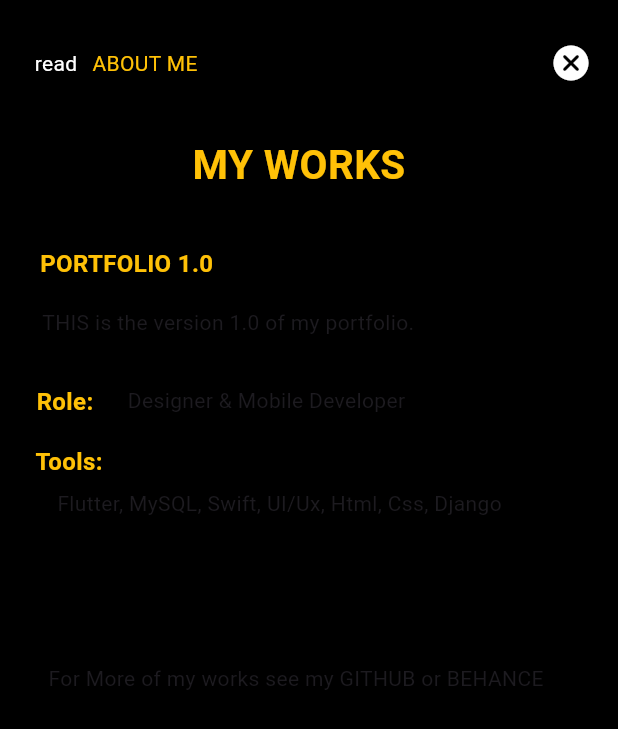
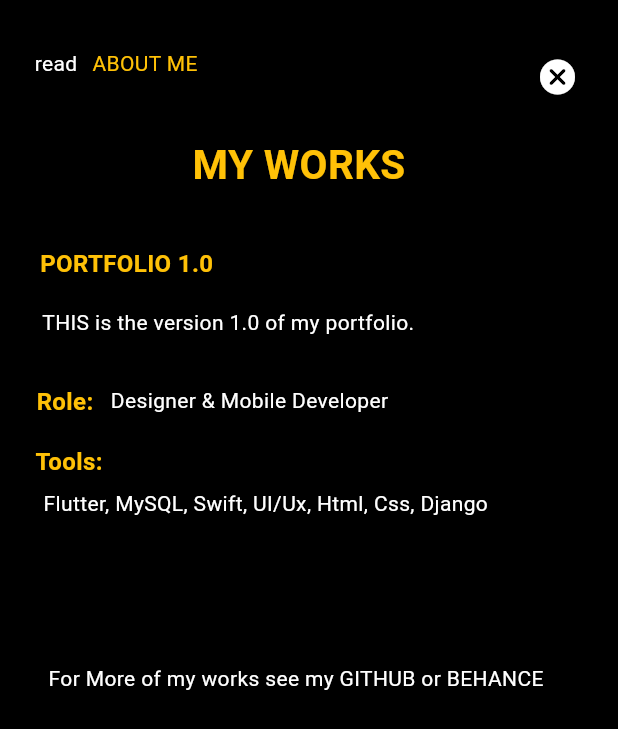
Before and after one commit to Kay-kwaw/Mobile-portfolio, a Flutter app: the AboutMe screen opened directly, after a tap on "MY WORKS", on a phone screen of 412 x 824 dp. Shown: the top 729 px of the screen. Run offline on Flutter 3.47's test engine with Material 2 defaults, Android fonts, the phone set to English and light mode, and no system bars; our stand-ins replace animated_text_kit, page_transition; Roboto replaces fonts that are missing (Readex Pro).

```diff
--- a/lib/about_me.dart
+++ b/lib/about_me.dart
@@ -38,7 +38,7 @@ class AboutMe extends StatelessWidget {
               alignment: AlignmentDirectional(-0.67, -0.92),
               child: InkWell(
                 onTap: () => Navigator.push(context, PageTransition(type: PageTransitionType.scale, alignment: Alignment.bottomCenter,duration: Duration(seconds: 2), child: MyWork())),
-                child: Text(
+                child: const Text(
                   'MY WORKS',
                   style: TextStyle(
                         fontFamily: 'Readex Pro',
--- a/lib/homescreen.dart
+++ b/lib/homescreen.dart
@@ -158,7 +158,7 @@ class _HomescreenWidgetState extends State<HomescreenWidget>  with SingleTickerP
                                                     .fromSTEB(15, 15, 0, 0),
                                                 child: InkWell(
                                                   onTap: () {
-                                                    Navigator.push(context, PageTransition(type: PageTransitionType.topToBottomPop,duration: Duration(seconds: 3), child: const HomePageWidget(), childCurrent: this.widget ));
+                                                    Navigator.push(context, PageTransition(type: PageTransitionType.topToBottomPop,duration: Duration(milliseconds: 300), child: const HomePageWidget(), childCurrent: this.widget ));
 
                                                   },
                                                   child: const Text(
--- a/lib/main.dart
+++ b/lib/main.dart
@@ -19,7 +19,7 @@ class MyApp extends StatelessWidget {
         colorScheme: ColorScheme.fromSeed(seedColor: Colors.deepPurple),
         useMaterial3: true,
       ),
-      home: const AboutMe(),
+      home: const HomePageWidget(),
     );
   }
 }
--- a/lib/menu.dart
+++ b/lib/menu.dart
@@ -21,7 +21,7 @@ class MyWidget extends StatelessWidget {
               alignment: AlignmentDirectional(-0.03, -0.36),
               child: InkWell(
                 onTap: () {
-Navigator.push(context, PageTransition(type: PageTransitionType.scale, alignment: Alignment.bottomCenter,duration: Duration(seconds: 2), child: AboutMe()));
+Navigator.push(context, PageTransition(type: PageTransitionType.fade, duration: Duration(milliseconds: 400), child: const AboutMe()));
 
                 },
                 child: const Text(
--- a/lib/mywork.dart
+++ b/lib/mywork.dart
@@ -1,11 +1,15 @@
 import 'package:flutter/material.dart';
+import 'package:page_transition/page_transition.dart';
+import 'package:portfolio/about_me.dart';
+import 'package:portfolio/homescreen.dart';
+import 'package:portfolio/initialscreen.dart';
 
 class MyWork extends StatelessWidget {
   const MyWork({super.key});
 
   @override
   Widget build(BuildContext context) {
-    return const Scaffold(
+    return  Scaffold(
       backgroundColor: Colors.black,
       body: SafeArea(
         top: true,
@@ -13,13 +17,17 @@ class MyWork extends StatelessWidget {
           children: [
             Align(
               alignment: AlignmentDirectional(0.91, -0.93),
-              child: Icon(
-                Icons.cancel_rounded,
+              child: IconButton(
+                icon: Icon(Icons.cancel_rounded),
                 color: Colors.white,
-                size: 28,
+                iconSize: 28,
+                onPressed: (){
+                  Navigator.push(context, PageTransition(type: PageTransitionType.fade, duration: Duration(milliseconds: 400), child: const HomescreenWidget()));
+
+                },
               ),
             ),
-            Align(
+            const Align(
               alignment: AlignmentDirectional(-0.88, -0.92),
               child: Text(
                 'read',
@@ -31,12 +39,18 @@ class MyWork extends StatelessWidget {
             ),
             Align(
               alignment: AlignmentDirectional(-0.64, -0.92),
-              child: Text(
-                'ABOUT ME',
-                style: TextStyle(
-                      fontFamily: 'Readex Pro',
-                      color: Colors.amber,
-                    ),
+              child: InkWell(
+                onTap: () {
+                  Navigator.push(context, PageTransition(type: PageTransitionType.scale, alignment: Alignment.bottomCenter,duration: Duration(seconds: 2), child: AboutMe()));
+
+                },
+                child: const Text(
+                  'ABOUT ME',
+                  style: TextStyle(
+                        fontFamily: 'Readex Pro',
+                        color: Colors.amber,
+                      ),
+                ),
               ),
             ),
             Align(
@@ -55,7 +69,9 @@ class MyWork extends StatelessWidget {
               alignment: AlignmentDirectional(-0.65, -0.49),
               child: Text(
                 'THIS is the version 1.0 of my portfolio. ',
-                style: TextStyle(),
+                style: TextStyle(
+                  color: Colors.white
+                ),
               ),
             ),
             Align(
@@ -88,7 +104,9 @@ class MyWork extends StatelessWidget {
                 padding: EdgeInsetsDirectional.fromSTEB(12, 0, 12, 0),
                 child: Text(
                   'For More of my works see my GITHUB or BEHANCE',
-                  style: TextStyle(),
+                  style: TextStyle(
+                    color: Colors.white
+                  ),
                 ),
               ),
             ),
@@ -104,18 +122,22 @@ class MyWork extends StatelessWidget {
                     ),
               ),
             ),
-            Align(
-              alignment: AlignmentDirectional(-0.25, -0.36),
+            const Align(
+              alignment: AlignmentDirectional(-0.35, -0.36),
               child: Text(
                 'Designer & Mobile Developer',
-                style: TextStyle(),
+                style: TextStyle(
+                  color: Colors.white
+                ),
               ),
             ),
-            Align(
-              alignment: AlignmentDirectional(-0.34, -0.19),
+            const Align(
+              alignment: AlignmentDirectional(-0.50, -0.19),
               child: Text(
                 'Flutter, MySQL, Swift, UI/Ux, Html, Css, Django',
-                style: TextStyle(),
+                style: TextStyle(
+                  color: Colors.white
+                ),
               ),
             ),
           ],
```
Also changed, not shown: lib/initialscreen.dart (+36 -7 lines).
